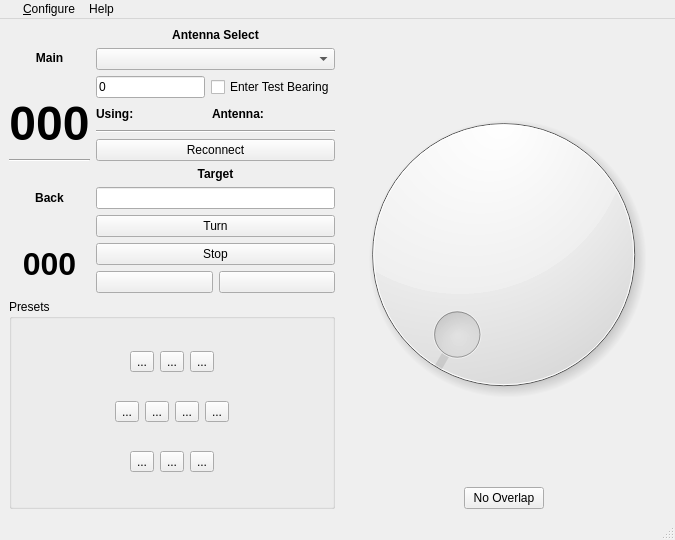
Old version of the form mqt/MqtRotator/rotatormainwindow.ui in the repository Rsclub22/Minos2-Mirror.
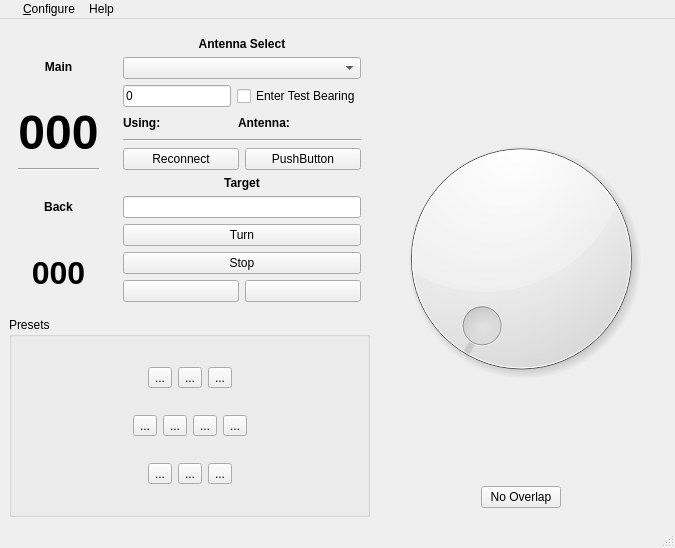
New version of the form. Custom widgets are drawn as their Qt base class.

Commit message: Copy test mode to rotator

Diff of the .ui file:
```diff
--- a/mqt/MqtRotator/rotatormainwindow.ui
+++ b/mqt/MqtRotator/rotatormainwindow.ui
@@ -10,7 +10,7 @@
     <x>0</x>
     <y>0</y>
     <width>675</width>
-    <height>540</height>
+    <height>548</height>
    </rect>
   </property>
   <property name="windowTitle">
@@ -21,8 +21,9 @@
     <item>
      <layout class="QVBoxLayout" name="verticalLayout_16">
       <item>
-       <layout class="QHBoxLayout" name="horizontalLayout_3">
+       <layout class="QHBoxLayout" name="horizontalLayout_4">
         <item>
+         <widget class="QFrame" name="bearingFrame">
          <layout class="QVBoxLayout" name="verticalLayout_4">
           <item>
            <widget class="QLabel" name="Main">
@@ -94,10 +95,10 @@
            </widget>
           </item>
          </layout>
+         </widget>
         </item>
         <item>
-         <layout class="QHBoxLayout" name="horizontalLayout_4">
-          <item>
+         <widget class="QFrame" name="selFrame">
            <layout class="QVBoxLayout" name="verticalLayout_2">
             <item>
              <widget class="QLabel" name="antennaSelectlbl">
@@ -216,6 +217,8 @@
              </widget>
             </item>
             <item>
+            <layout class="QHBoxLayout" name="horizontalLayout_3">
+             <item>
              <widget class="QPushButton" name="reconnectPushButton">
               <property name="text">
                <string>Reconnect</string>
@@ -223,6 +226,15 @@
              </widget>
             </item>
             <item>
+              <widget class="QPushButton" name="testButton">
+               <property name="text">
+                <string>PushButton</string>
+               </property>
+              </widget>
+             </item>
+            </layout>
+           </item>
+           <item>
              <widget class="QLabel" name="label_4">
               <property name="font">
                <font>
@@ -289,8 +301,7 @@
              </layout>
             </item>
            </layout>
-          </item>
-         </layout>
+         </widget>
         </item>
        </layout>
       </item>
@@ -505,6 +516,7 @@
      </layout>
     </item>
     <item>
+     <widget class="QFrame" name="dialFramw">
      <layout class="QVBoxLayout" name="verticalLayout_3">
       <item>
        <widget class="MinosCompass" name="compassDial">
@@ -567,6 +579,7 @@
        </layout>
       </item>
      </layout>
+     </widget>
     </item>
    </layout>
   </widget>
```
Lines whose indentation alone changed are shown as unchanged. The commit also changes 3 other files.
